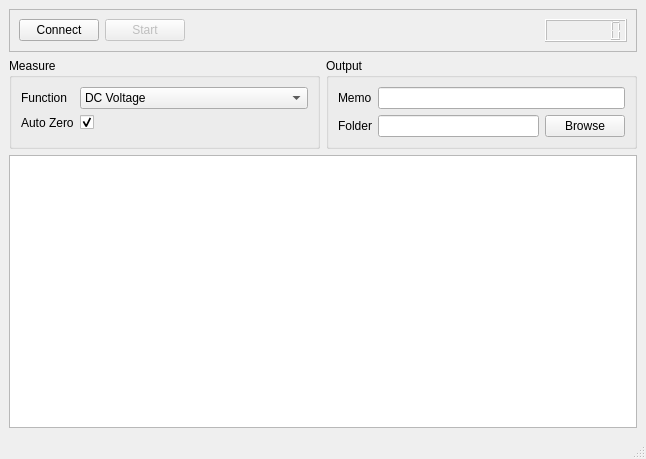
Above: gui/ui/MultimeterMainWindow.ui from Trefoil-Lab/flash-v2 before the change. Below: the same form after it.
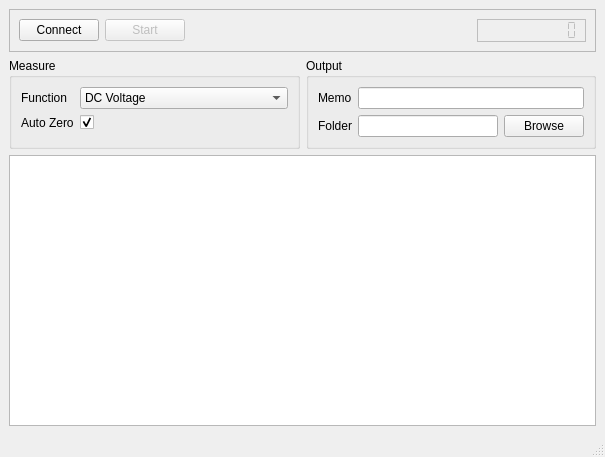
That is the form after the change. Custom widgets are drawn as their Qt base class.

```diff
--- a/gui/ui/MultimeterMainWindow.ui
+++ b/gui/ui/MultimeterMainWindow.ui
@@ -6,8 +6,8 @@
    <rect>
     <x>0</x>
     <y>0</y>
-    <width>646</width>
-    <height>459</height>
+    <width>605</width>
+    <height>457</height>
    </rect>
   </property>
   <property name="windowTitle">
@@ -61,12 +61,24 @@
          </property>
          <property name="minimumSize">
           <size>
-           <width>50</width>
+           <width>80</width>
            <height>0</height>
           </size>
          </property>
+         <property name="frameShape">
+          <enum>QFrame::Shape::Box</enum>
+         </property>
+         <property name="frameShadow">
+          <enum>QFrame::Shadow::Plain</enum>
+         </property>
+         <property name="midLineWidth">
+          <number>0</number>
+         </property>
          <property name="digitCount">
-          <number>7</number>
+          <number>10</number>
+         </property>
+         <property name="segmentStyle">
+          <enum>QLCDNumber::SegmentStyle::Flat</enum>
          </property>
         </widget>
        </item>
```
